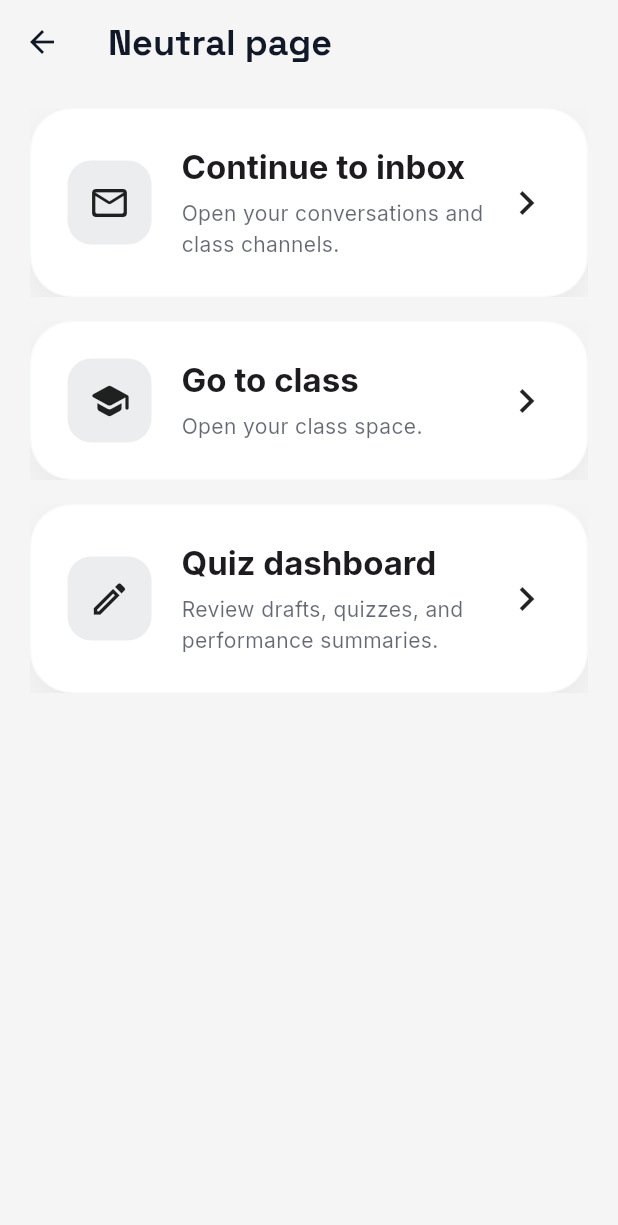
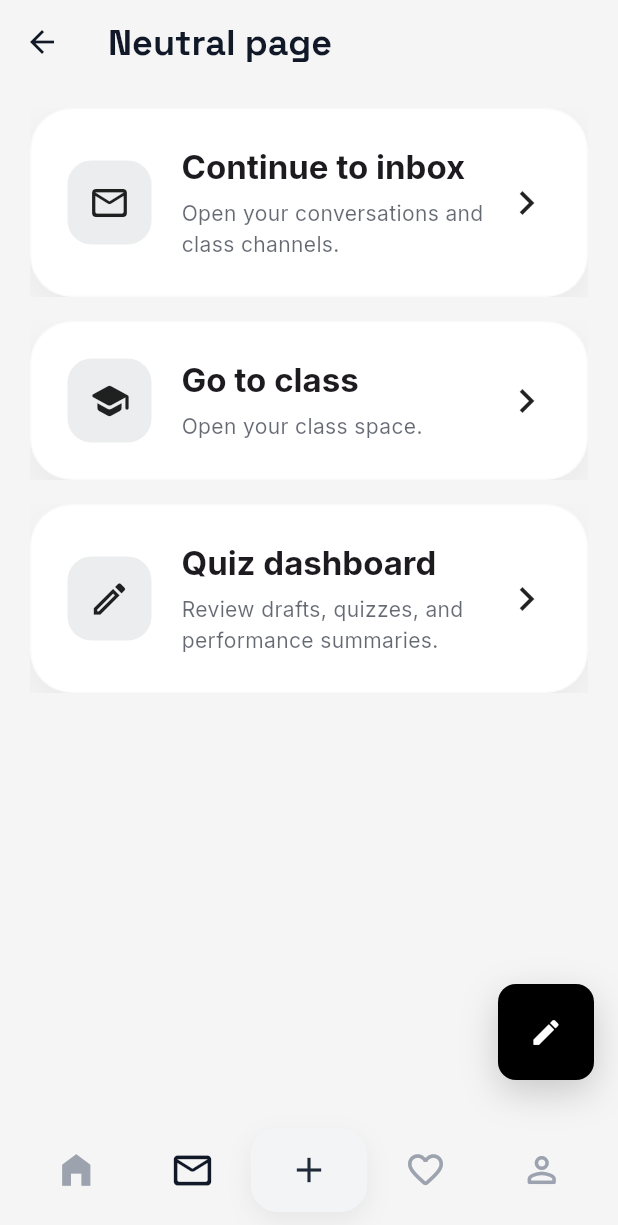
Before and after one commit to ayomide0806967/T19t97ou, a Flutter app: the HomeScreen screen opened directly, scrolled down 212 dp, after a tap on the "home filled" icon, after a tap on the "mail outline" icon, on a phone screen of 412 x 824 dp. Shown: the top 1225 px of the screen. Run offline on Flutter 3.47's test engine with Material 3 defaults, Android fonts, the phone set to English and light mode, and no system bars; our stand-ins replace emoji_picker_flutter, file_picker, google_fonts, image_picker, share_plus, shared_preferences and 1 more; missing offline and left inert: docx_to_text, syncfusion_flutter_pdf; accounts and stored records are empty.

Commit message:
Unify bottom nav and compose FAB across tabs

```diff
--- a/lib/core/navigation/app_nav.dart
+++ b/lib/core/navigation/app_nav.dart
@@ -7,6 +7,7 @@ import '../../screens/quiz_dashboard_screen.dart';
 import '../../screens/trending_screen.dart';
 import '../../screens/user_profile_screen.dart';
 import '../../features/messages/messages_screen.dart';
+import '../../screens/neutral_page.dart';
 
 class AppNav {
   AppNav._();
@@ -19,6 +20,9 @@ class AppNav {
 
   static Route<void> classes() =>
       MaterialPageRoute(builder: (_) => const MessagesScreen());
+
+  static Route<void> hub() =>
+      MaterialPageRoute(builder: (_) => const NeutralPage());
 
   static Route<void> notifications() =>
       MaterialPageRoute(builder: (_) => const NotificationsScreen());
--- a/lib/screens/home_screen.dart
+++ b/lib/screens/home_screen.dart
@@ -14,12 +14,10 @@ import '../theme/app_theme.dart';
 import '../widgets/hexagon_avatar.dart';
 import '../services/class_service.dart';
 import '../widgets/swiss_bank_icon.dart';
-import '../widgets/floating_nav_bar.dart';
-import '../widgets/compose_fab.dart';
+import '../widgets/app_tab_scaffold.dart';
 import 'compose_screen.dart';
 import '../widgets/tweet_post_card.dart';
 import 'settings_screen.dart';
-import 'neutral_page.dart';
 import '../features/messages/replies/message_replies_route.dart';
 
 class HomeScreen extends StatefulWidget {
@@ -31,11 +29,9 @@ class HomeScreen extends StatefulWidget {
 
 class _HomeScreenState extends State<HomeScreen>
     with SingleTickerProviderStateMixin {
-  final GlobalKey<ScaffoldState> _scaffoldKey = GlobalKey<ScaffoldState>();
   final ScrollController _outerScrollController = ScrollController();
   final ScrollController _forYouScrollController = ScrollController();
   final ScrollController _followingScrollController = ScrollController();
-  int _selectedBottomNavIndex = 0;
   int _selectedFeedTabIndex = 0;
   final PageController _feedPageController = PageController();
   late final AnimationController _logoRefreshController;
@@ -118,8 +114,10 @@ class _HomeScreenState extends State<HomeScreen>
     final auth = context.read<AuthRepository>();
     final currentUserHandle = deriveHandleFromEmail(auth.currentUser?.email);
 
-    return Scaffold(
-      key: _scaffoldKey,
+    return AppTabScaffold(
+      currentIndex: 0,
+      isHomeRoot: true,
+      onHomeReselect: _scrollFeedToTop,
       body: NestedScrollView(
         controller: _outerScrollController,
         floatHeaderSlivers: true,
@@ -293,11 +291,6 @@ class _HomeScreenState extends State<HomeScreen>
           ),
         ),
       ),
-      floatingActionButton: const Padding(
-        padding: EdgeInsets.only(bottom: 12),
-        child: ComposeFab(),
-      ),
-      bottomNavigationBar: _buildBottomNavigationBar(),
     );
   }
 
@@ -357,79 +350,6 @@ class _HomeScreenState extends State<HomeScreen>
     );
   }
 
-  Widget _buildBottomNavigationBar() {
-    void resetToHome() {
-      if (_selectedBottomNavIndex != 0 && mounted) {
-        setState(() => _selectedBottomNavIndex = 0);
-      }
-    }
-
-    return FloatingNavBar(
-      currentIndex: _selectedBottomNavIndex,
-      onIndexChange: (index) {
-        // Center button opens full-page composer (no modal)
-        if (index == 2) {
-          Navigator.of(context).push(AppNav.compose());
-          return;
-        }
-        if (mounted) {
-          setState(() => _selectedBottomNavIndex = index);
-        }
-      },
-      destinations: [
-        FloatingNavBarDestination(
-          icon: Icons.home_filled,
-          onTap: () {
-            if (_selectedBottomNavIndex == 0) {
-              _scrollFeedToTop();
-              return;
-            }
-            if (mounted) {
-              setState(() => _selectedBottomNavIndex = 0);
-            }
-            WidgetsBinding.instance.addPostFrameCallback((_) {
-              if (!mounted) return;
-              _scrollFeedToTop();
-            });
-          },
-        ),
-        // Messages
-        FloatingNavBarDestination(
-          icon: Icons.mail_outline_rounded,
-          onTap: () {
-            Navigator.of(context)
-                .push(
-                  MaterialPageRoute(
-                    builder: (context) => const NeutralPage(),
-                  ),
-                )
-                .then((_) => resetToHome());
-          },
-        ),
-        FloatingNavBarDestination(icon: Icons.add, onTap: null),
-        // Notifications (love/heart)
-        FloatingNavBarDestination(
-          icon: Icons.favorite_border_rounded,
-          onTap: () {
-            Navigator.of(context)
-                .push(AppNav.notifications())
-                .then((_) => resetToHome());
-          },
-        ),
-        FloatingNavBarDestination(
-          icon: Icons.person_outline_rounded,
-          onTap: () {
-            Navigator.of(context)
-                .push(AppNav.myProfile())
-                .then((_) {
-                  resetToHome();
-                });
-          },
-        ),
-      ],
-    );
-  }
-
   void _showQuickControlPanel() {
     final theme = Theme.of(context);
     final navigator = Navigator.of(context);
@@ -444,9 +364,7 @@ class _HomeScreenState extends State<HomeScreen>
           theme: theme,
           appSettings: appSettings,
           userCard: _buildUserProfileCard(),
-          onNavigateHome: () {
-            setState(() => _selectedBottomNavIndex = 0);
-          },
+          onNavigateHome: _scrollFeedToTop,
           onCompose: () async {
             navigator.pop();
             await navigator.push(
--- a/lib/screens/neutral_page.dart
+++ b/lib/screens/neutral_page.dart
@@ -2,6 +2,7 @@ import 'package:flutter/material.dart';
 
 import 'quiz_dashboard_screen.dart';
 import '../features/messages/messages_screen.dart';
+import '../widgets/app_tab_scaffold.dart';
 
 class NeutralPage extends StatelessWidget {
   const NeutralPage({super.key});
@@ -13,7 +14,8 @@ class NeutralPage extends StatelessWidget {
     final Color surface =
         isDark ? const Color(0xFF0E0F12) : const Color(0xFFF5F5F5);
 
-    return Scaffold(
+    return AppTabScaffold(
+      currentIndex: 1,
       backgroundColor: surface,
       appBar: AppBar(
         title: const Text('Neutral page'),
--- /dev/null
+++ b/lib/widgets/app_tab_scaffold.dart
@@ -0,0 +1,90 @@
+import 'package:flutter/material.dart';
+
+import '../core/navigation/app_nav.dart';
+import 'compose_fab.dart';
+import 'floating_nav_bar.dart';
+
+/// Shared top-level scaffold used by the main bottom navigation destinations.
+///
+/// Keeps the bottom nav + compose FAB behavior consistent across screens.
+class AppTabScaffold extends StatelessWidget {
+  const AppTabScaffold({
+    super.key,
+    required this.currentIndex,
+    required this.body,
+    this.appBar,
+    this.backgroundColor,
+    this.onHomeReselect,
+    this.isHomeRoot = false,
+    this.showComposeFab = true,
+  });
+
+  final int currentIndex;
+  final Widget body;
+  final PreferredSizeWidget? appBar;
+  final Color? backgroundColor;
+  final VoidCallback? onHomeReselect;
+  final bool isHomeRoot;
+  final bool showComposeFab;
+
+  void _handleTabTap(BuildContext context, int index) {
+    final navigator = Navigator.of(context);
+
+    if (index == 2) {
+      navigator.push(AppNav.compose());
+      return;
+    }
+
+    if (index == currentIndex) {
+      if (index == 0 && isHomeRoot) {
+        onHomeReselect?.call();
+      }
+      return;
+    }
+
+    if (index == 0) {
+      navigator.popUntil((route) => route.isFirst);
+      return;
+    }
+
+    final Route<void> route = switch (index) {
+      1 => AppNav.hub(),
+      3 => AppNav.notifications(),
+      4 => AppNav.myProfile(),
+      _ => AppNav.compose(),
+    };
+
+    if (isHomeRoot) {
+      navigator.push(route);
+      return;
+    }
+
+    navigator.pushReplacement(route);
+  }
+
+  @override
+  Widget build(BuildContext context) {
+    return Scaffold(
+      appBar: appBar,
+      backgroundColor: backgroundColor,
+      body: body,
+      floatingActionButton: showComposeFab
+          ? const Padding(
+              padding: EdgeInsets.only(bottom: 12),
+              child: ComposeFab(),
+            )
+          : null,
+      bottomNavigationBar: FloatingNavBar(
+        currentIndex: currentIndex,
+        onIndexChange: (index) => _handleTabTap(context, index),
+        destinations: const [
+          FloatingNavBarDestination(icon: Icons.home_filled, onTap: null),
+          FloatingNavBarDestination(icon: Icons.mail_outline_rounded, onTap: null),
+          FloatingNavBarDestination(icon: Icons.add, onTap: null),
+          FloatingNavBarDestination(icon: Icons.favorite_border_rounded, onTap: null),
+          FloatingNavBarDestination(icon: Icons.person_outline_rounded, onTap: null),
+        ],
+      ),
+    );
+  }
+}
```
Also changed, not shown: lib/screens/notifications_screen.dart (+4 -7 lines), lib/screens/profile_screen.dart (+3 -6 lines).
